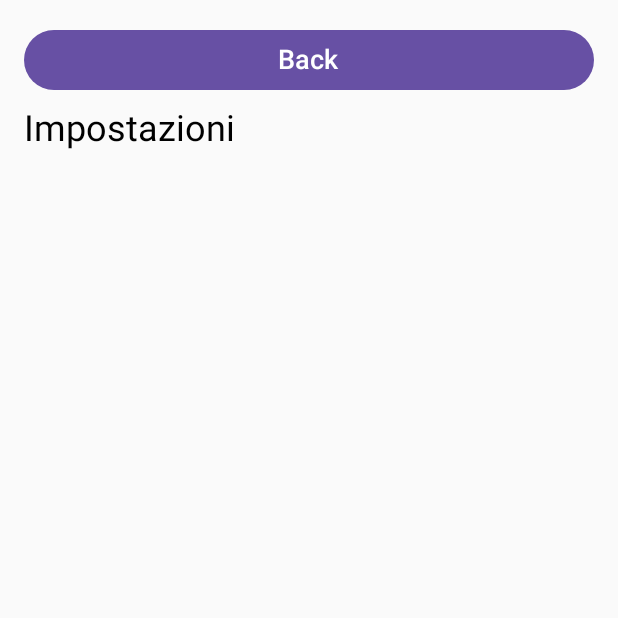
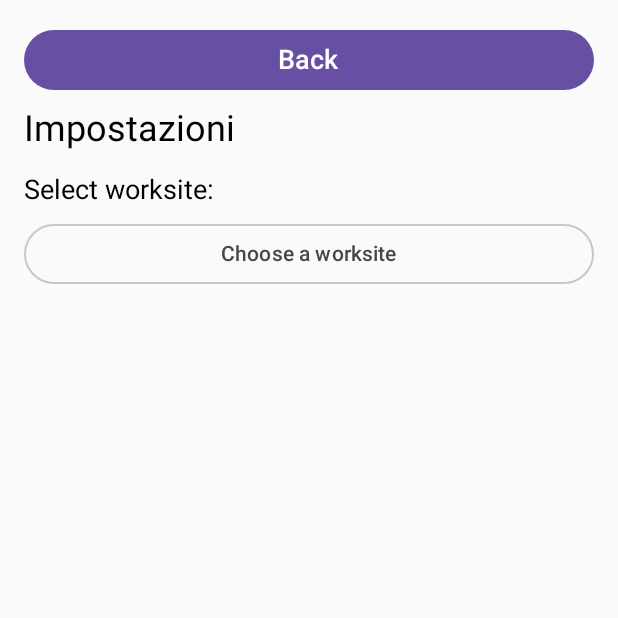
Before and after one commit to SafeHelmet/safeHelmet_mobile, an Android app built with Jetpack Compose: the screen it shows after launch (MainActivity), after a tap on "Settings", on a phone screen of 412 x 824 dp, the top half of it. Run offline under Robolectric (Android 15) with nearby library versions, the phone set to English and light mode, and no system bars; 1 other tap on this screen came first.

Commit message:
Update the Settings Screen UI and Fetch Worksite Data
Enhanced the Settings screen's UI to include a dropdown menu for selecting a worksite. The list of worksites is now dynamically fetched from the API, allowing users to select their worksite from available options. The selected worksite is displayed in the dropdown button.

```diff
--- a/app/src/main/kotlin/com/safehelmet/safehelmet_mobile/MainActivity.kt
+++ b/app/src/main/kotlin/com/safehelmet/safehelmet_mobile/MainActivity.kt
@@ -9,6 +9,7 @@ import androidx.activity.compose.setContent
 import androidx.activity.result.contract.ActivityResultContracts
 import androidx.compose.foundation.clickable
 import androidx.compose.foundation.layout.Arrangement
+import androidx.compose.foundation.layout.Box
 import androidx.compose.foundation.layout.Column
 import androidx.compose.foundation.layout.PaddingValues
 import androidx.compose.foundation.layout.Row
@@ -26,6 +27,9 @@ import androidx.compose.material3.Button
 import androidx.compose.material3.ButtonDefaults
 import androidx.compose.material3.Card
 import androidx.compose.material3.CardDefaults
+import androidx.compose.material3.DropdownMenu
+import androidx.compose.material3.DropdownMenuItem
+import androidx.compose.material3.OutlinedButton
 import androidx.compose.material3.Text
 import androidx.compose.runtime.Composable
 import androidx.compose.runtime.getValue
@@ -47,6 +51,7 @@ import com.safehelmet.safehelmet_mobile.parse.ParseCollector
 import com.safehelmet.safehelmet_mobile.ui.theme.Purple40
 import kotlinx.coroutines.launch
 import login
+import org.json.JSONArray
 import org.json.JSONException
 import org.json.JSONObject
 
@@ -238,8 +243,32 @@ fun NonConnectedScreen(
 
 @Composable
 fun SettingsScreen(
-    onBack: () -> Unit // Callback per tornare indietro
+    onBack: () -> Unit
 ) {
+    var worksites by remember { mutableStateOf<List<String>>(emptyList()) }
+    var selectedWorksite by remember { mutableStateOf<String?>(null) }
+    var expanded by remember { mutableStateOf(false) }
+    val worksiteMap = mutableMapOf<Int, String>()
+
+    // Ottieni i cantieri dall'API
+    Context.workerID = "22"
+    HttpClient.getRequest("/api/v1/workers/${Context.workerID}/worksite") { response ->
+        response?.body?.string()?.let { responseBody ->
+            val jsonResponse = JSONObject(responseBody) // Analizza la risposta come JSONObject
+            val worksiteArray = jsonResponse.getJSONArray("worksites") // Ottieni l'array "worksites"
+
+            for (i in 0 until worksiteArray.length()) {
+                val worksite = worksiteArray.getJSONObject(i)
+                val id = worksite.getInt("id")
+                val name = worksite.getString("name")
+                worksiteMap[id] = name // Aggiungi la coppia ID -> Name al dizionario
+            }
+
+            // Aggiorna la lista worksites
+            worksites = worksiteMap.values.toList() // Converto i valori della mappa in lista
+        }
+    }
+
     Column(modifier = Modifier.padding(16.dp)) {
         Button(
             onClick = onBack,
@@ -251,7 +280,33 @@ fun SettingsScreen(
         }
 
         Text("Impostazioni", fontSize = 24.sp, modifier = Modifier.padding(bottom = 16.dp))
-        // Aggiungi qui altri componenti per le impostazioni...
+
+        // Label
+        Text("Select worksite:", fontSize = 18.sp, modifier = Modifier.padding(bottom = 8.dp))
+
+        Box {
+            OutlinedButton(
+                onClick = { expanded = true },
+                modifier = Modifier.fillMaxWidth()
+            ) {
+                Text(selectedWorksite ?: "Choose a worksite")
+            }
+
+            DropdownMenu(
+                expanded = expanded,
+                onDismissRequest = { expanded = false }
+            ) {
+                worksites.forEach { worksite ->
+                    DropdownMenuItem(
+                        text = { Text(worksite) },
+                        onClick = {
+                            selectedWorksite = worksite
+                            expanded = false
+                        }
+                    )
+                }
+            }
+        }
     }
 }
 
```
